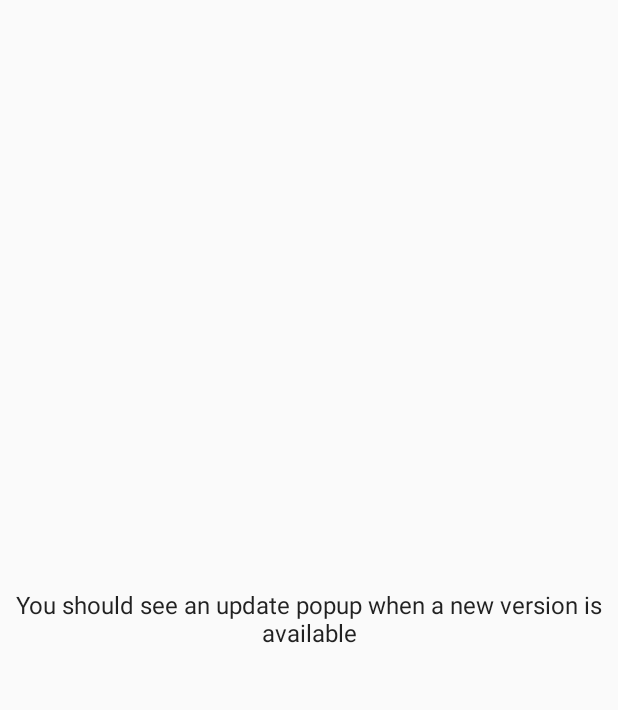
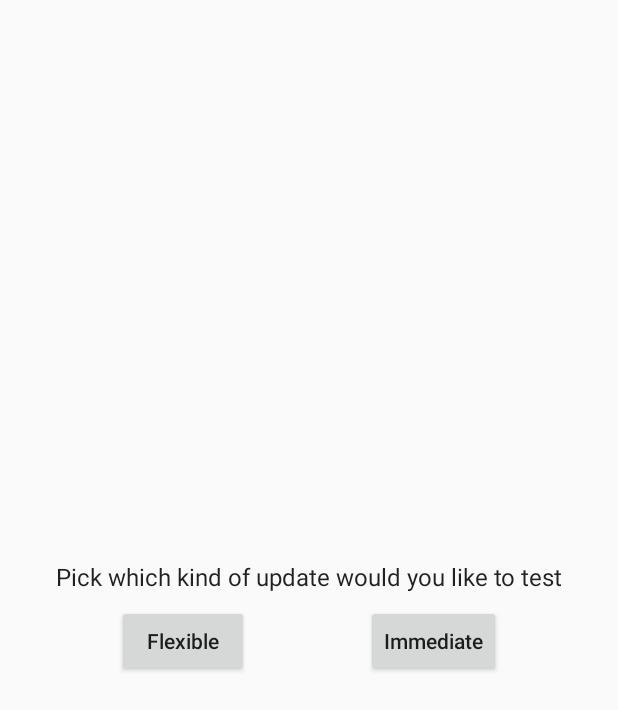
Before and after one commit to RobertSzekely/UpdateMe, an Android app: the layout activity_main.xml on its own in the app's theme, with its tools: preview values and no code run, on a phone screen of 412 x 824 dp. Shown: the top 710 px of the screen. Run offline under Robolectric (Android 15) with nearby library versions, the phone set to English and light mode, and no system bars.

Commit message:
Implement immediate update and add buttons for selecting update type

```diff
--- a/app/src/main/res/layout/activity_main.xml
+++ b/app/src/main/res/layout/activity_main.xml
@@ -8,6 +8,7 @@
     tools:context=".MainActivity">
 
     <TextView
+        android:id="@+id/instructions"
         style="@style/TextAppearance.AppCompat.Subhead"
         android:layout_width="0dp"
         android:layout_height="wrap_content"
@@ -16,8 +17,32 @@
         android:text="@string/main_screen_description"
         android:textAlignment="center"
         app:layout_constraintBottom_toBottomOf="parent"
+        app:layout_constraintBottom_toTopOf="@id/flexible_update_button"
         app:layout_constraintLeft_toLeftOf="parent"
         app:layout_constraintRight_toRightOf="parent"
-        app:layout_constraintTop_toTopOf="parent" />
+        app:layout_constraintTop_toTopOf="parent"
+        app:layout_constraintVertical_chainStyle="packed" />
+
+    <Button
+        android:id="@+id/flexible_update_button"
+        android:layout_width="wrap_content"
+        android:layout_height="wrap_content"
+        android:layout_marginTop="@dimen/activity_margin"
+        app:layout_constraintBottom_toBottomOf="parent"
+        app:layout_constraintEnd_toStartOf="@id/immediate_update_button"
+        app:layout_constraintStart_toStartOf="parent"
+        app:layout_constraintTop_toBottomOf="@id/instructions"
+        android:textAllCaps="false"
+        android:text="@string/flexible"/>
+
+    <Button
+        android:id="@+id/immediate_update_button"
+        android:layout_width="wrap_content"
+        android:layout_height="wrap_content"
+        app:layout_constraintEnd_toEndOf="parent"
+        app:layout_constraintStart_toEndOf="@id/flexible_update_button"
+        app:layout_constraintTop_toTopOf="@id/flexible_update_button"
+        android:textAllCaps="false"
+        android:text="@string/immediate"/>
 
 </androidx.constraintlayout.widget.ConstraintLayout>
--- a/app/src/main/res/values/strings.xml
+++ b/app/src/main/res/values/strings.xml
@@ -1,4 +1,6 @@
 <resources>
     <string name="app_name">UpdateMe</string>
-    <string name="main_screen_description">You should see an update popup when a new version is available</string>
+    <string name="main_screen_description">Pick which kind of update would you like to test</string>
+    <string name="flexible">Flexible</string>
+    <string name="immediate">Immediate</string>
 </resources>
```
Also changed, not shown: app/src/main/java/com/example/updateme/MainActivity.kt (+38 -18 lines).
